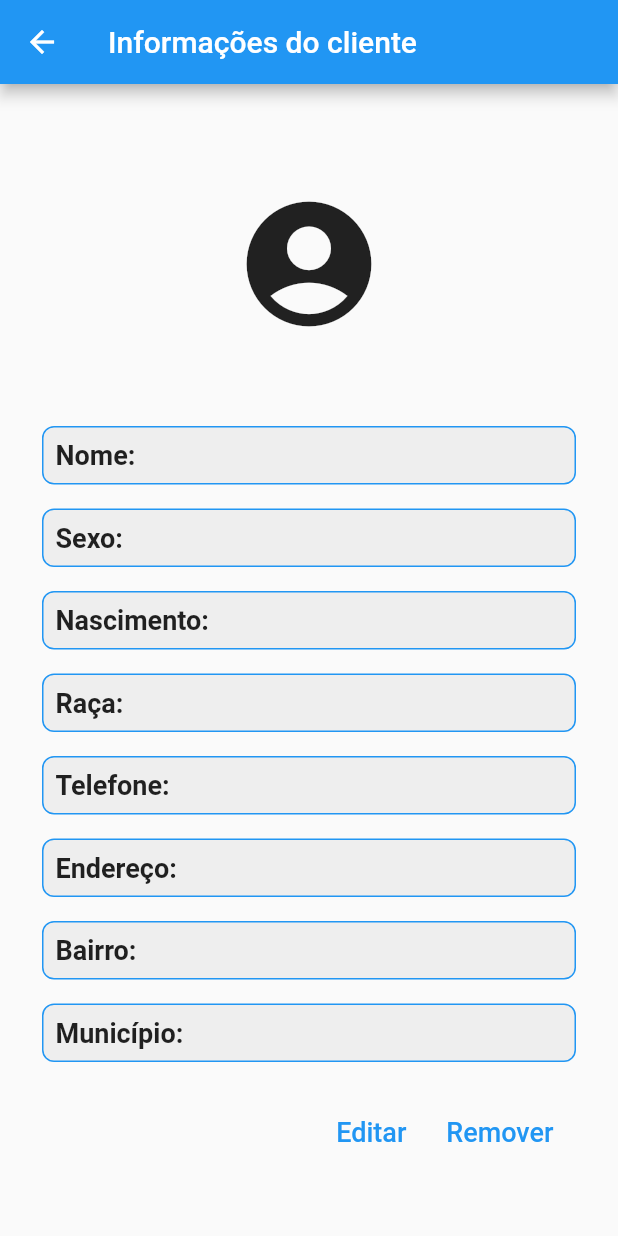
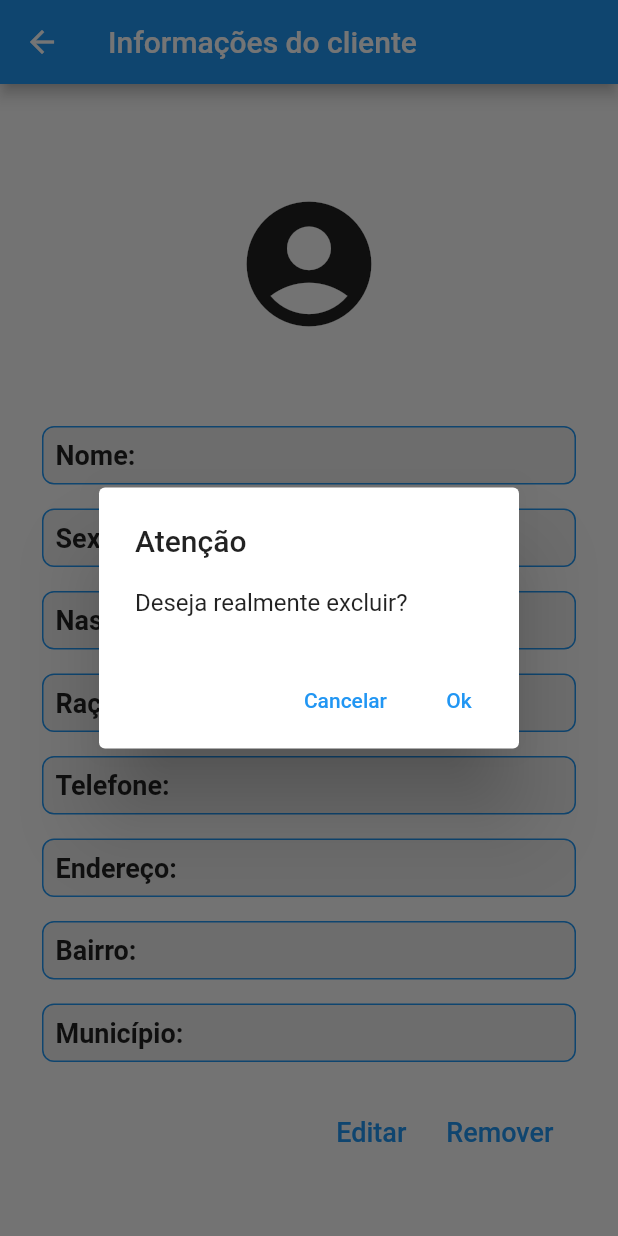
Before and after one commit to lps08/formulario, a Flutter app: the ClientPage screen opened directly with empty values, after a tap on "Remover", on a phone screen of 412 x 824 dp. Run offline on Flutter 3.47's test engine with Material 2 defaults, Android fonts, the phone set to English and light mode, and no system bars; our stand-ins replace flutter_datetime_picker, flutter_spinkit; network calls fail.

Commit message:
change file name

```diff
--- a/lib/views/screens/client_screen.dart
+++ b/lib/views/screens/client_info_screen.dart
@@ -19,6 +19,51 @@ class _ClientPageState extends State<ClientPage> {
   ClientDAO _dao = ClientDAO();
 
   _ClientPageState({required this.client});
+
+  Future<void> _removingClientDialog() async {
+    return showDialog<void>(
+      context: context,
+      barrierDismissible: false, // user must tap button!
+      builder: (BuildContext context) {
+        return AlertDialog(
+          title: const Text('Atenção'),
+          content: SingleChildScrollView(
+            child: ListBody(
+              children: const <Widget>[
+                Text('Deseja realmente excluir?'),
+              ],
+            ),
+          ),
+          actions: <Widget>[
+            TextButton(
+              child: const Text('Cancelar'),
+              onPressed: () {
+                Navigator.of(context).pop();
+              },
+            ),
+            TextButton(
+              child: const Text('Ok'),
+              onPressed: () async {
+                String res =
+                    await _dao.delete(where: 'nome', whereArgs: client.nome);
+                if (res == 'success') {
+                  ScaffoldMessenger.of(context).showSnackBar(
+                      SnackBar(content: Text('Usuario excluido.')));
+
+                  Navigator.pushReplacement(
+                    context,
+                    MaterialPageRoute(
+                      builder: (context) => LoadingCardsPage(),
+                    ),
+                  );
+                }
+              },
+            ),
+          ],
+        );
+      },
+    );
+  }
 
   @override
   Widget build(BuildContext context) {
@@ -99,21 +144,7 @@ class _ClientPageState extends State<ClientPage> {
                           'Remover',
                           style: TextStyle(fontSize: 18),
                         ),
-                        onPressed: () async {
-                          String res = await _dao.delete(
-                              where: 'nome', whereArgs: client.nome);
-                          if (res == 'success') {
-                            ScaffoldMessenger.of(context).showSnackBar(
-                                SnackBar(content: Text('Usuario excluido.')));
-
-                            Navigator.pushReplacement(
-                              context,
-                              MaterialPageRoute(
-                                builder: (context) => LoadingCardsPage(),
-                              ),
-                            );
-                          }
-                        },
+                        onPressed: _removingClientDialog,
                       )
                     ],
                   ),
```
